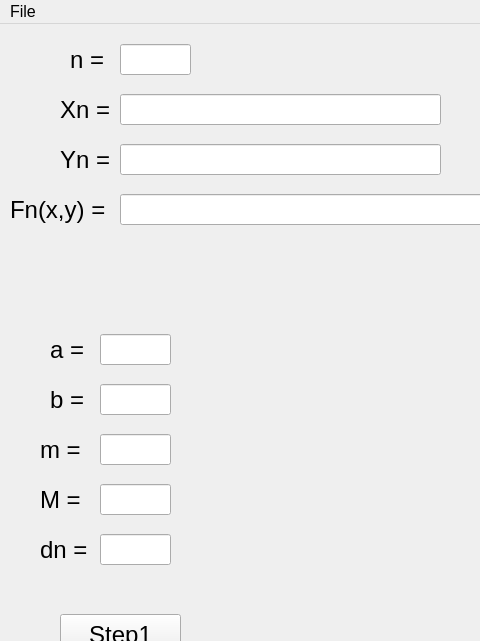
Above: QtExample/QtExample/mainwindow.ui from Florin9925/Plotting- before the change; both pictures show x 0 to 480 and y 0 to 641 of the 1200 by 900 pixel window. Below: the same form after it.
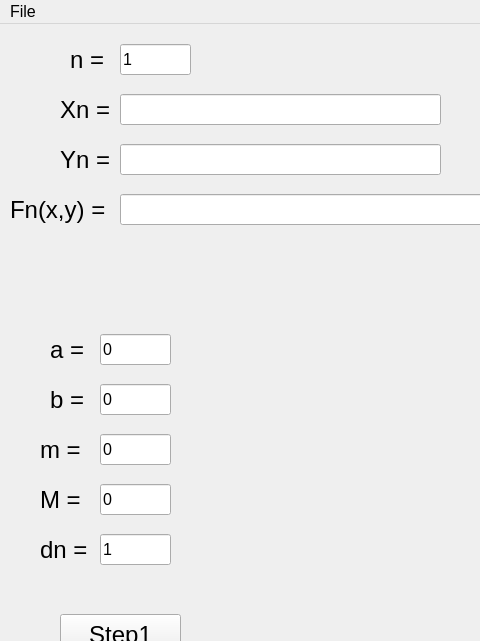
That is the form after the change.

```diff
--- a/QtExample/QtExample/mainwindow.ui
+++ b/QtExample/QtExample/mainwindow.ui
@@ -92,6 +92,9 @@
       <height>31</height>
      </rect>
     </property>
+    <property name="text">
+     <string>1</string>
+    </property>
    </widget>
    <widget class="QLabel" name="labelN">
     <property name="geometry">
@@ -245,6 +248,9 @@
       <height>31</height>
      </rect>
     </property>
+    <property name="text">
+     <string>0</string>
+    </property>
    </widget>
    <widget class="QLineEdit" name="lineEditB">
     <property name="geometry">
@@ -255,6 +261,9 @@
       <height>31</height>
      </rect>
     </property>
+    <property name="text">
+     <string>0</string>
+    </property>
    </widget>
    <widget class="QLabel" name="labelB">
     <property name="geometry">
@@ -283,6 +292,9 @@
       <height>31</height>
      </rect>
     </property>
+    <property name="text">
+     <string>0</string>
+    </property>
    </widget>
    <widget class="QLabel" name="labelML">
     <property name="geometry">
@@ -311,6 +323,9 @@
       <height>31</height>
      </rect>
     </property>
+    <property name="text">
+     <string>1</string>
+    </property>
    </widget>
    <widget class="QLabel" name="labelDN">
     <property name="geometry">
@@ -357,6 +372,9 @@
       <height>31</height>
      </rect>
     </property>
+    <property name="text">
+     <string>0</string>
+    </property>
    </widget>
   </widget>
   <widget class="QMenuBar" name="menuBar">
```
Left out of the diff: 6 changed lines with no effect on the pictures.
